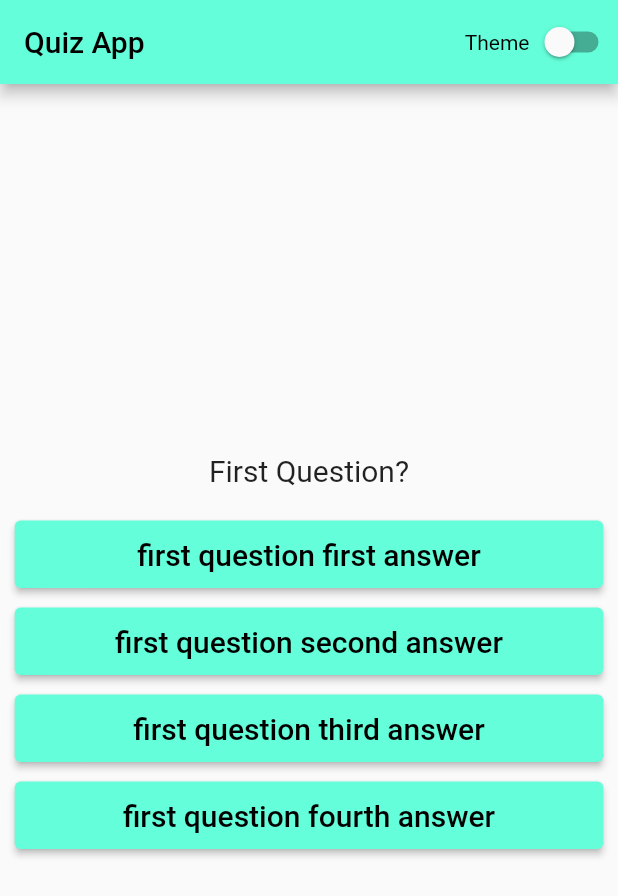
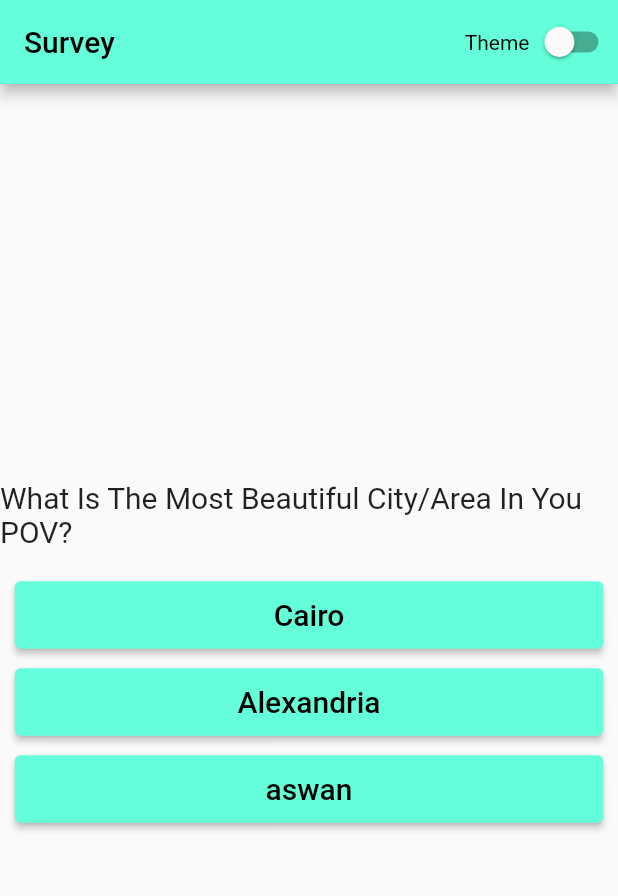
Before and after one commit to RamezHamdiSaeed/MyFlutterReference, a Flutter app: the screen it shows after launch, on a phone screen of 412 x 824 dp. Shown: the top 896 px of the screen. Run offline on Flutter 3.47's test engine with Material 2 defaults, Android fonts, the phone set to English and light mode, and no system bars.

Commit message:
renaming the variables

```diff
--- a/lib/App/components/answer.dart
+++ b/lib/App/components/answer.dart
@@ -2,15 +2,16 @@ import 'package:flutter/material.dart';
 import '../utils/color.dart' as theme;
 
 class Answer extends StatelessWidget {
-  const Answer(
-      {Key? key,
-      required this.questionAnswer,
-      required this.onPress,
-      required this.customTheme})
-      : super(key: key);
+  const Answer({
+    Key? key,
+    required this.questionAnswer,
+    required this.onPress,
+    required this.customTheme,
+  }) : super(key: key);
 
   final String questionAnswer;
-  final Function() onPress;
+  final Function()
+      onPress; //! this is a function to change the local state of QuestionAndAnswer Widget state  as a trigger
   final theme.Theme customTheme;
   @override
   Widget build(BuildContext context) {
--- a/lib/App/pages/question-n-answers.dart
+++ b/lib/App/pages/question-n-answers.dart
@@ -5,32 +5,26 @@ import '../components/answer.dart';
 import '../utils/text.dart';
 import '../utils/color.dart' as theme;
 
-class QuestionAndAnswers extends StatefulWidget {
-  const QuestionAndAnswers({Key? key}) : super(key: key);
+class Survey extends StatefulWidget {
+  const Survey({Key? key}) : super(key: key);
 
   @override
-  State<QuestionAndAnswers> createState() => _QuestionAndAnswersState();
+  State<Survey> createState() => _SurveyState();
 }
 
-class _QuestionAndAnswersState extends State<QuestionAndAnswers> {
+class _SurveyState extends State<Survey> {
   final List<Map<String, dynamic>> questionAndAnswers = [
     {
-      "question": "First Question?",
+      "question": "What Is The Most Beautiful City/Area In You POV?",
       "answers": [
-        "first question first answer",
-        "first question second answer",
-        "first question third answer",
-        "first question fourth answer"
-      ]
+        "Cairo",
+        "Alexandria",
+        "aswan",
+      ],
     },
     {
-      "question": "Second Question?",
-      "answers": [
-        "second question first answer",
-        "second question second answer",
-        "second question third answer",
-        "second question fourth answer"
-      ]
+      "question": "What Is Your Favorite The Programming Language?",
+      "answers": ["Swift", "Java", "Kotlin", "Dart"],
     }
   ];
 
@@ -56,7 +50,7 @@ class _QuestionAndAnswersState extends State<QuestionAndAnswers> {
   Widget build(BuildContext context) {
     List<Widget> result = [
       Text(
-        "Done",
+        "Done!! Thanks For Your Efforts",
         style: TextStyle(fontSize: Size().large),
       ),
       TextButton(
@@ -66,12 +60,12 @@ class _QuestionAndAnswersState extends State<QuestionAndAnswers> {
             });
           },
           child: const Text(
-            "Retake The Quiz?!!",
+            "Retake The Survey?!!",
             style: TextStyle(color: Colors.red),
           ))
     ];
 
-    List<Widget> quizBody = (questionIndex == -1)
+    List<Widget> surveyBody = (questionIndex == -1)
         ? [body(result)]
         : [
             Question(question: questionAndAnswers[questionIndex]["question"]),
@@ -85,7 +79,7 @@ class _QuestionAndAnswersState extends State<QuestionAndAnswers> {
 
     return Scaffold(
       appBar: AppBar(
-          title: Text("Quiz App", style: TextStyle(color: customTheme.text)),
+          title: Text("Survey", style: TextStyle(color: customTheme.text)),
           actions: [
             Center(
                 child:
@@ -102,7 +96,7 @@ class _QuestionAndAnswersState extends State<QuestionAndAnswers> {
             )
           ],
           backgroundColor: customTheme.buttonsAndAppBarBackGround),
-      body: SizedBox(width: double.infinity, child: body(quizBody)),
+      body: SizedBox(width: double.infinity, child: body(surveyBody)),
     );
   }
 }
--- a/lib/App/quiz_app.dart
+++ b/lib/App/quiz_app.dart
@@ -10,7 +10,7 @@ class MyApp extends StatelessWidget {
       // we use routes with specified initialRoute to use navigator .pushNamed and organize Navigation Map for Readability
       //! when we are using routes and initialRoute we have to remove home property from MaterialApp
       //* it's better to use route name from the widget representing the page to avoid confusion and long routes
-      home: const QuestionAndAnswers(),
+      home: const Survey(),
       theme: ThemeData(
         textButtonTheme: const TextButtonThemeData(),
         // appBarTheme: const AppBarTheme(
```
Also changed, not shown: 1 other file.
